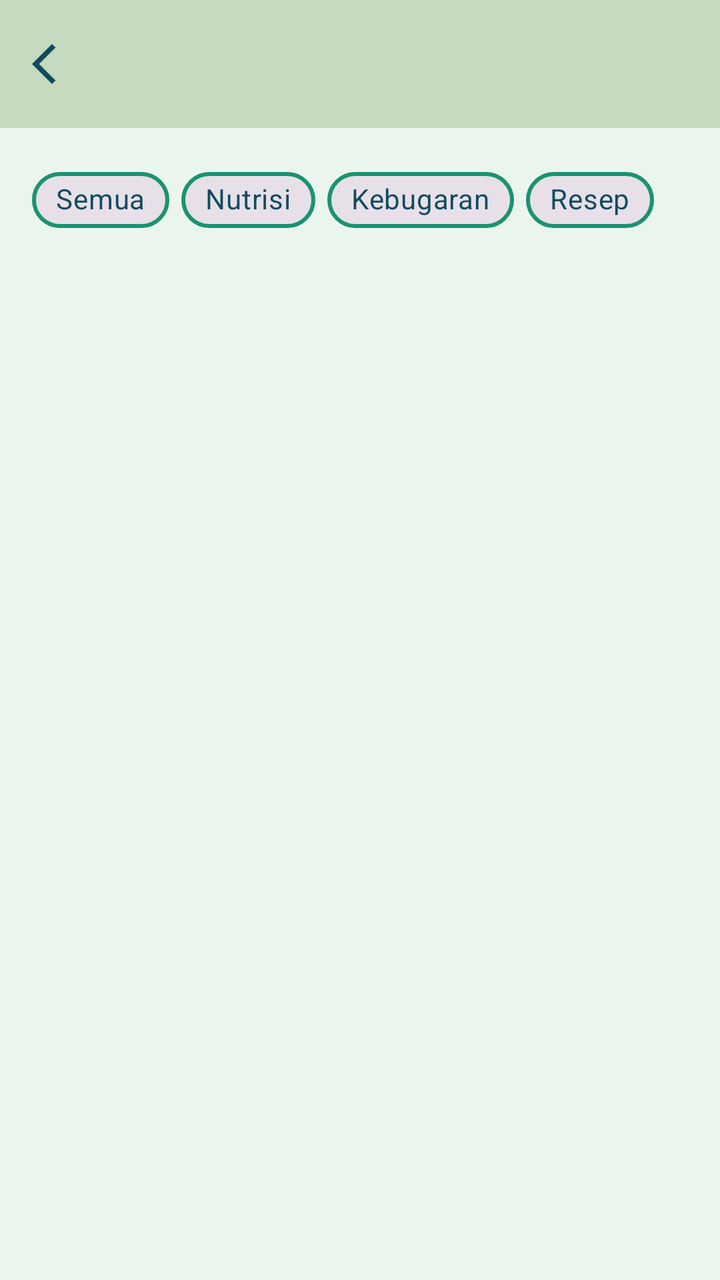
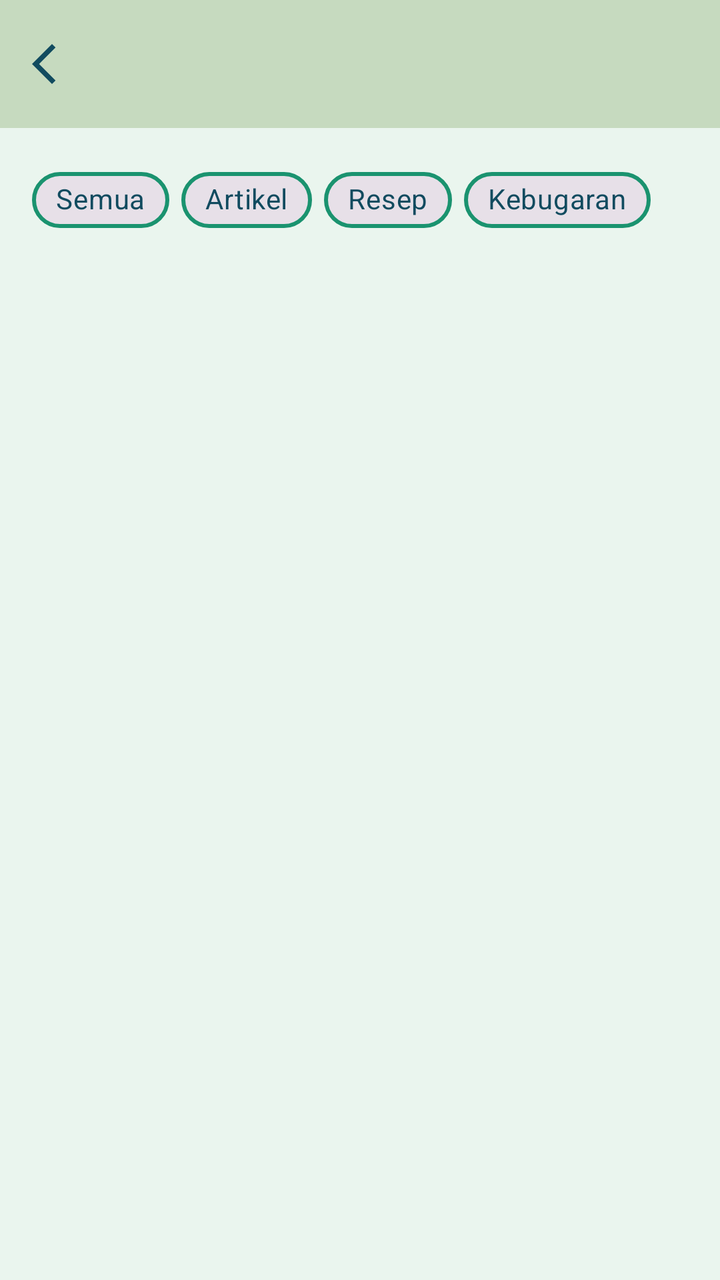

Screens rendered from an Android XML layout before and after an edit, with the pre-edit source and the edit as a unified diff.
<!-- AndroidManifest.xml: application theme Theme.Sherine_TIA -->
<!-- res/layout/fragment_bookmark.xml -->
<?xml version="1.0" encoding="utf-8"?>
<androidx.coordinatorlayout.widget.CoordinatorLayout xmlns:android="http://schemas.android.com/apk/res/android"
    xmlns:app="http://schemas.android.com/apk/res-auto"
    xmlns:tools="http://schemas.android.com/tools"
    android:layout_width="match_parent"
    android:layout_height="match_parent"
    android:background="@color/bgColour"
    tools:context=".Bookmark.BookmarkFragment">

    <com.google.android.material.appbar.AppBarLayout
        android:id="@+id/appBarLayout"
        android:layout_width="match_parent"
        android:layout_height="wrap_content">

        <androidx.appcompat.widget.Toolbar
            android:id="@+id/toolbar"
            android:layout_width="match_parent"
            android:layout_height="?attr/actionBarSize"
            android:background="@color/lightGreen"
            app:navigationIcon="@drawable/outline_arrow_back"
            app:titleTextColor="@color/blue" />

    </com.google.android.material.appbar.AppBarLayout>

    <androidx.constraintlayout.widget.ConstraintLayout
        android:layout_width="match_parent"
        android:layout_height="match_parent"
        app:layout_behavior="@string/appbar_scrolling_view_behavior">

        <com.google.android.material.chip.ChipGroup
            android:id="@+id/chipGroupKategori"
            android:layout_width="0dp"
            android:layout_height="wrap_content"
            android:layout_marginHorizontal="16dp"
            android:layout_marginTop="12dp"
            app:chipSpacingHorizontal="6dp"
            app:layout_constraintEnd_toEndOf="parent"
            app:layout_constraintStart_toStartOf="parent"
            app:layout_constraintTop_toTopOf="parent"
            app:selectionRequired="true"
            app:singleSelection="true">

            <com.google.android.material.chip.Chip
                android:id="@+id/chipSemua"
                style="@style/Widget.MaterialComponents.Chip.Choice"
                android:layout_width="wrap_content"
                android:layout_height="wrap_content"
                android:text="Semua"
                android:textColor="@color/blue"
                app:checkedIconVisible="false"
                app:chipCornerRadius="20dp"
                app:chipMinHeight="28dp"
                app:chipStrokeColor="@color/green"
                app:chipStrokeWidth="2dp" />

            <com.google.android.material.chip.Chip
                android:id="@+id/chipNutrisi"
                style="@style/Widget.MaterialComponents.Chip.Choice"
                android:layout_width="wrap_content"
                android:layout_height="wrap_content"
                android:text="Nutrisi"
                android:textColor="@color/blue"
                app:checkedIconVisible="false"
                app:chipCornerRadius="20dp"
                app:chipMinHeight="28dp"
                app:chipStrokeColor="@color/green"
                app:chipStrokeWidth="2dp"
                app:closeIcon="@drawable/outline_close_24"
                app:closeIconVisible="false"
                app:closeIconTint="@color/blue" />

            <com.google.android.material.chip.Chip
                android:id="@+id/chipKebugaran"
                style="@style/Widget.MaterialComponents.Chip.Choice"
                android:layout_width="wrap_content"
                android:layout_height="wrap_content"
                android:text="Kebugaran"
                android:textColor="@color/blue"
                app:checkedIconVisible="false"
                app:chipCornerRadius="20dp"
                app:chipMinHeight="28dp"
                app:chipStrokeColor="@color/green"
                app:chipStrokeWidth="2dp"
                app:closeIcon="@drawable/outline_close_24"
                app:closeIconVisible="false"
                app:closeIconTint="@color/blue" />

            <com.google.android.material.chip.Chip
                android:id="@+id/chipResep"
                style="@style/Widget.MaterialComponents.Chip.Choice"
                android:layout_width="wrap_content"
                android:layout_height="wrap_content"
                android:text="Resep"
                android:textColor="@color/blue"
                app:checkedIconVisible="false"
                app:chipCornerRadius="20dp"
                app:chipMinHeight="28dp"
                app:chipStrokeColor="@color/green"
                app:chipStrokeWidth="2dp"
                app:closeIcon="@drawable/outline_close_24"
                app:closeIconVisible="false"
                app:closeIconTint="@color/blue" />

        </com.google.android.material.chip.ChipGroup>

        <GridView
            android:id="@+id/gridArticleItems"
            android:layout_width="0dp"
            android:layout_height="0dp"
            android:layout_marginHorizontal="12dp"
            android:layout_marginTop="12dp"
            android:clipToPadding="false"
            android:gravity="center"
            android:horizontalSpacing="0dp"
            android:numColumns="1"
            android:paddingBottom="20dp"
            android:scrollbars="none"
            android:stretchMode="columnWidth"
            android:verticalSpacing="10dp"
            app:layout_constraintBottom_toBottomOf="parent"
            app:layout_constraintEnd_toEndOf="parent"
            app:layout_constraintHorizontal_bias="0.481"
            app:layout_constraintStart_toStartOf="parent"
            app:layout_constraintTop_toBottomOf="@id/chipGroupKategori"
            app:layout_constraintVertical_bias="0.128" />

    </androidx.constraintlayout.widget.ConstraintLayout>

</androidx.coordinatorlayout.widget.CoordinatorLayout>
<!-- resources referenced by this layout -->
<resources>
  <color name="bgColour">#EAF5EE</color>
  <color name="blue">#114B5F</color>
  <color name="green">#1A936F</color>
  <color name="lightGreen">#C6DABF</color>
  <!-- drawable outline_arrow_back (drawable) -->
  <vector xmlns:android="http://schemas.android.com/apk/res/android" android:autoMirrored="true" android:height="24dp" android:tint="#114B5F" android:viewportHeight="960" android:viewportWidth="960" android:width="24dp">
        
      <path android:fillColor="@android:color/white" android:pathData="M400,880L0,480L400,80L471,151L142,480L471,809L400,880Z"/>
      
  </vector>
  <!-- drawable outline_close_24 (drawable) -->
  <vector xmlns:android="http://schemas.android.com/apk/res/android"
      android:height="24dp"
      android:tint="#114B5F"
      android:viewportHeight="960"
      android:viewportWidth="960"
      android:width="24dp">
  
      <path
          android:fillColor="@android:color/white"
          android:pathData="M256,760L200,704L424,480L200,256L256,200L480,424L704,200L760,256L536,480L760,704L704,760L480,536L256,760Z" />
  
  </vector>
  <style name="Theme.Sherine_TIA" parent="Base.Theme.Sherine_TIA" />
  <style name="Base.Theme.Sherine_TIA" parent="Theme.Material3.DayNight.NoActionBar">
          
          
      </style>
</resources>

<!-- the commit's change to res/layout/fragment_bookmark.xml (unified diff, before → after) -->
@@ -54,11 +54,27 @@
                 app:chipStrokeWidth="2dp" />
 
             <com.google.android.material.chip.Chip
-                android:id="@+id/chipNutrisi"
+                android:id="@+id/chipArtikel"
                 style="@style/Widget.MaterialComponents.Chip.Choice"
                 android:layout_width="wrap_content"
                 android:layout_height="wrap_content"
-                android:text="Nutrisi"
+                android:text="Artikel"
+                android:textColor="@color/blue"
+                app:checkedIconVisible="false"
+                app:chipCornerRadius="20dp"
+                app:chipMinHeight="28dp"
+                app:chipStrokeColor="@color/green"
+                app:chipStrokeWidth="2dp"
+                app:closeIcon="@drawable/outline_close_24"
+                app:closeIconVisible="false"
+                app:closeIconTint="@color/blue" />
+
+            <com.google.android.material.chip.Chip
+                android:id="@+id/chipResep"
+                style="@style/Widget.MaterialComponents.Chip.Choice"
+                android:layout_width="wrap_content"
+                android:layout_height="wrap_content"
+                android:text="Resep"
                 android:textColor="@color/blue"
                 app:checkedIconVisible="false"
                 app:chipCornerRadius="20dp"
@@ -85,26 +101,10 @@
                 app:closeIconVisible="false"
                 app:closeIconTint="@color/blue" />
 
-            <com.google.android.material.chip.Chip
-                android:id="@+id/chipResep"
-                style="@style/Widget.MaterialComponents.Chip.Choice"
-                android:layout_width="wrap_content"
-                android:layout_height="wrap_content"
-                android:text="Resep"
-                android:textColor="@color/blue"
-                app:checkedIconVisible="false"
-                app:chipCornerRadius="20dp"
-                app:chipMinHeight="28dp"
-                app:chipStrokeColor="@color/green"
-                app:chipStrokeWidth="2dp"
-                app:closeIcon="@drawable/outline_close_24"
-                app:closeIconVisible="false"
-                app:closeIconTint="@color/blue" />
-
         </com.google.android.material.chip.ChipGroup>
 
         <GridView
-            android:id="@+id/gridArticleItems"
+            android:id="@+id/gridBookmarkItems"
             android:layout_width="0dp"
             android:layout_height="0dp"
             android:layout_marginHorizontal="12dp"
